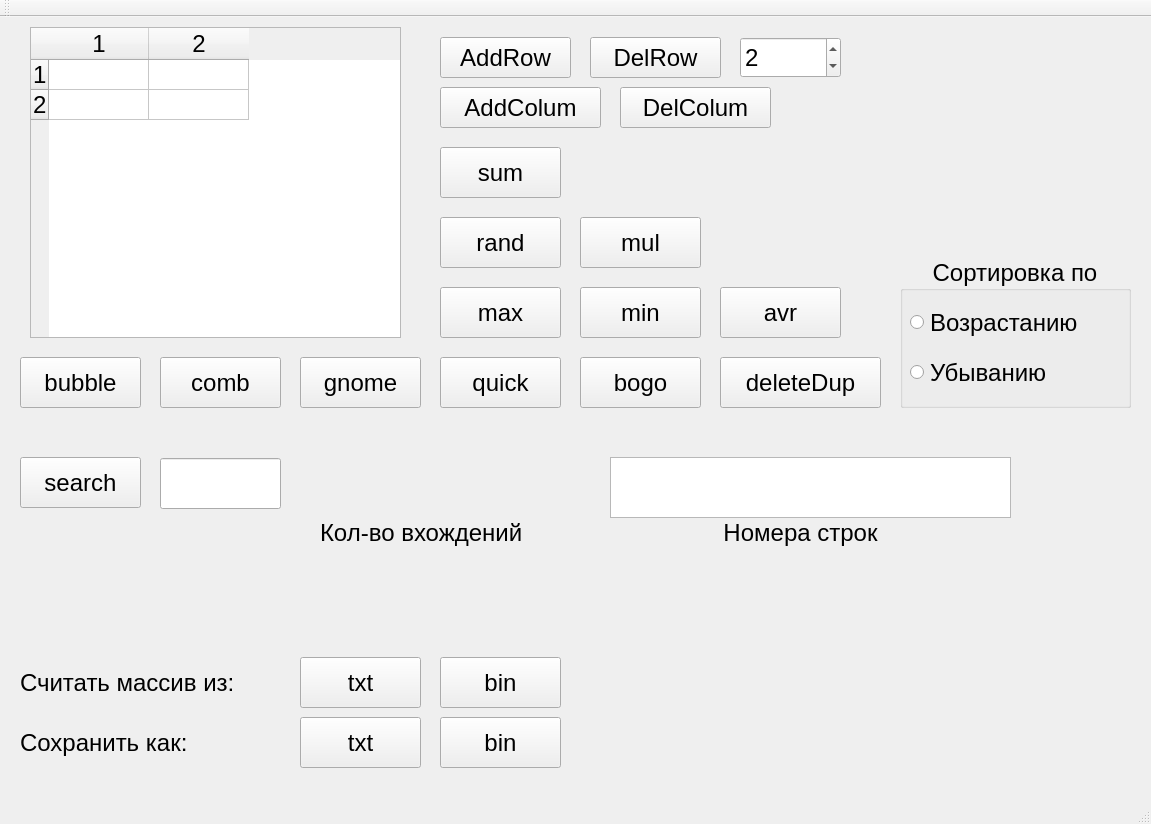
Old version of the form mainwindow.ui in the repository zarovDeveloper/projectTable.
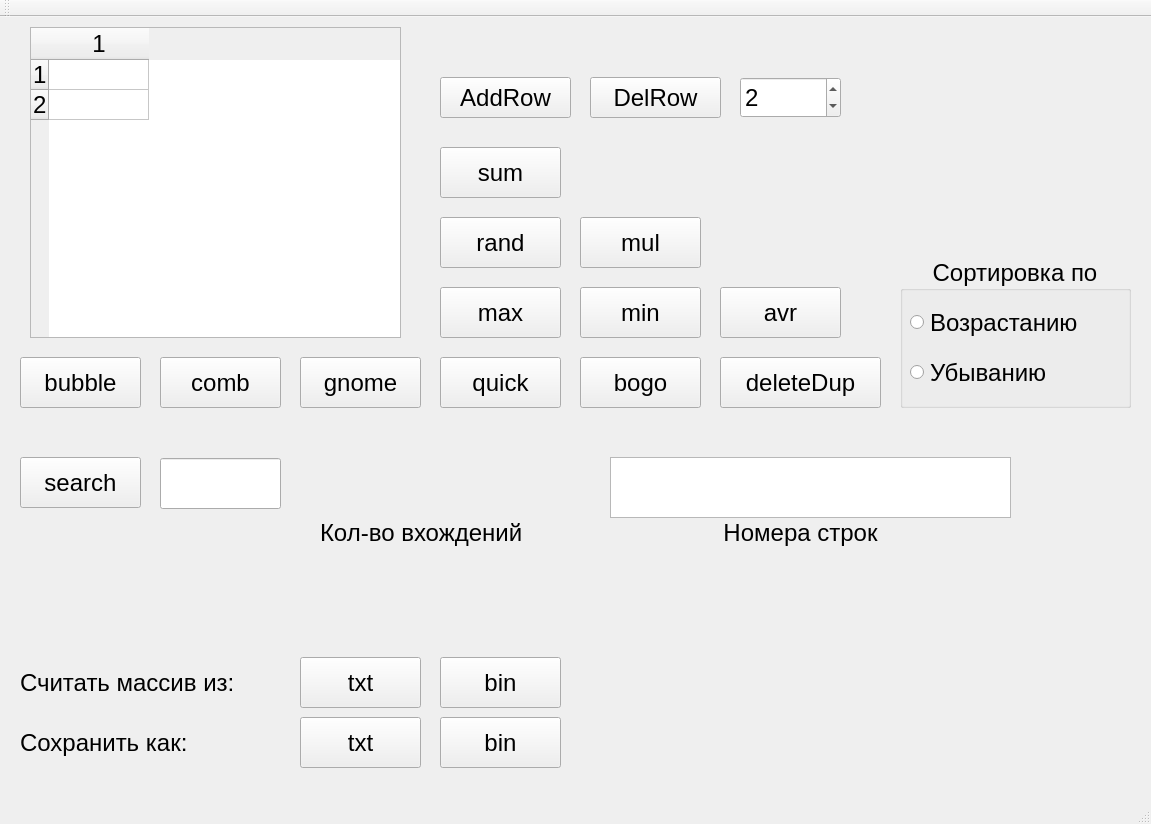
New version of the form.

```diff
--- a/mainwindow.ui
+++ b/mainwindow.ui
@@ -14,24 +14,6 @@
    <string>MainWindow</string>
   </property>
   <widget class="QWidget" name="centralWidget">
-   <widget class="QPushButton" name="pushButton_DelColum">
-    <property name="geometry">
-     <rect>
-      <x>620</x>
-      <y>70</y>
-      <width>151</width>
-      <height>41</height>
-     </rect>
-    </property>
-    <property name="font">
-     <font>
-      <pointsize>18</pointsize>
-     </font>
-    </property>
-    <property name="text">
-     <string>DelColum</string>
-    </property>
-   </widget>
    <widget class="QPushButton" name="pushButton_search">
     <property name="geometry">
      <rect>
@@ -72,7 +54,7 @@
     <property name="geometry">
      <rect>
       <x>740</x>
-      <y>20</y>
+      <y>60</y>
       <width>101</width>
       <height>41</height>
      </rect>
@@ -96,7 +78,7 @@
     <property name="geometry">
      <rect>
       <x>440</x>
-      <y>20</y>
+      <y>60</y>
       <width>131</width>
       <height>41</height>
      </rect>
@@ -203,12 +185,11 @@
      <number>2</number>
     </property>
     <property name="columnCount">
-     <number>2</number>
+     <number>1</number>
     </property>
     <row/>
     <row/>
     <column/>
-    <column/>
    </widget>
    <widget class="QGroupBox" name="groupBox">
     <property name="geometry">
@@ -332,24 +313,6 @@
      <set>Qt::AlignCenter</set>
     </property>
    </widget>
-   <widget class="QPushButton" name="pushButton_AddColum">
-    <property name="geometry">
-     <rect>
-      <x>440</x>
-      <y>70</y>
-      <width>161</width>
-      <height>41</height>
-     </rect>
-    </property>
-    <property name="font">
-     <font>
-      <pointsize>18</pointsize>
-     </font>
-    </property>
-    <property name="text">
-     <string>AddColum</string>
-    </property>
-   </widget>
    <widget class="QPushButton" name="pushButton_saveBin">
     <property name="geometry">
      <rect>
@@ -549,7 +512,7 @@
     <property name="geometry">
      <rect>
       <x>590</x>
-      <y>20</y>
+      <y>60</y>
       <width>131</width>
       <height>41</height>
      </rect>
```
Left out of the diff: 2 changed lines with no effect on the pictures.
